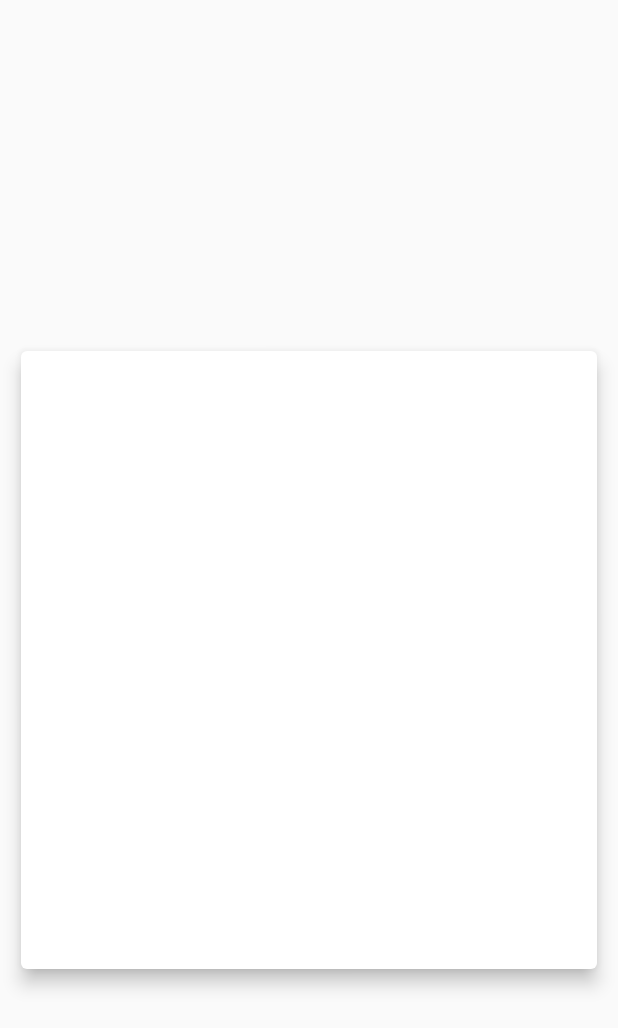
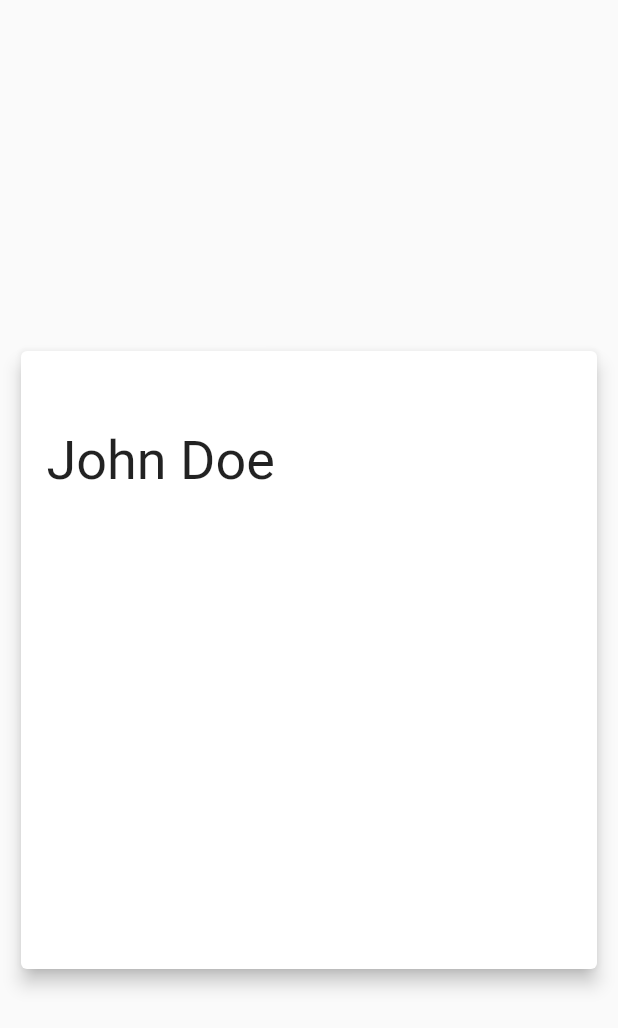
Before and after one commit to ajiekw/rehears, a Flutter app: the ProfileCard screen opened directly, on a phone screen of 412 x 824 dp. Shown: the top 1028 px of the screen. Run offline on Flutter 3.47's test engine with Material 2 defaults, Android fonts, the phone set to English and light mode, and no system bars.

Commit message:
card content added

```diff
--- a/lib/profile.dart
+++ b/lib/profile.dart
@@ -40,6 +40,28 @@ class ProfileCard extends StatelessWidget {
         width: double.maxFinite,
         child: Card(
           elevation: 5,
+          child: Padding(
+            padding: EdgeInsets.all(7),
+            child: Stack(
+              children: <Widget>[
+                Padding(
+                  padding: const EdgeInsets.only(left: 10, top: 5),
+                  child: Column(
+                    children: <Widget>[
+                      Row(
+                        children: <Widget>[
+                          ProfileText(),
+                          SizedBox(
+                            height: 10,
+                          )
+                        ],
+                      )
+                    ],
+                  ),
+                )
+              ],
+            ),
+          ),
         ),
       ),
     );
```
